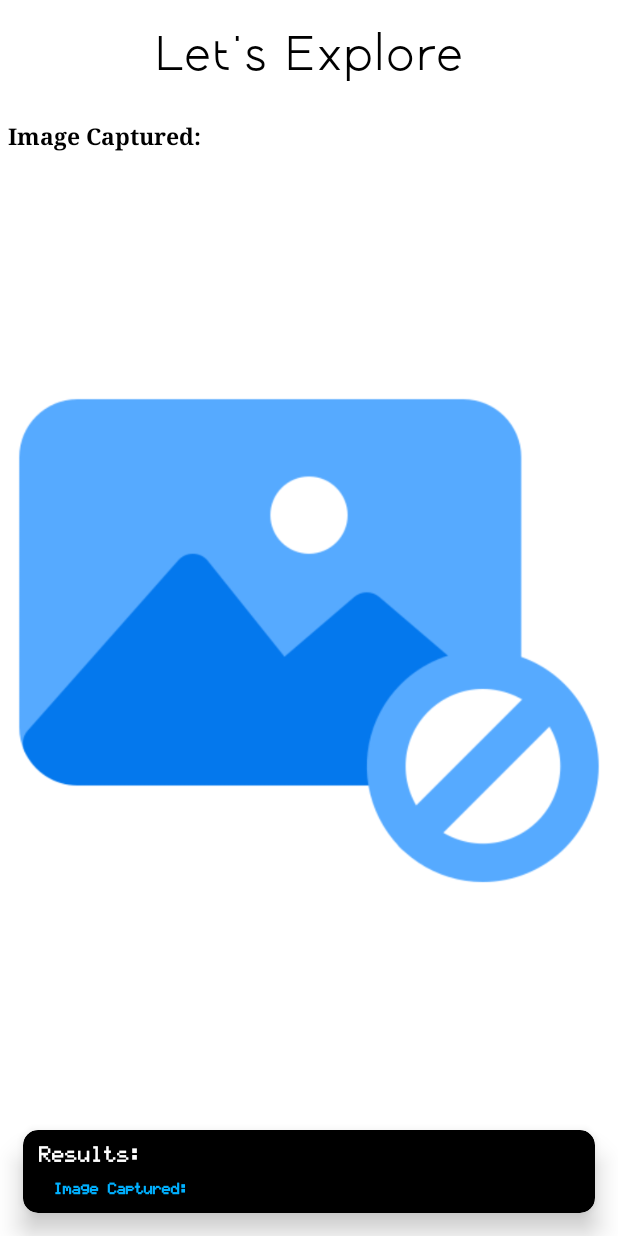
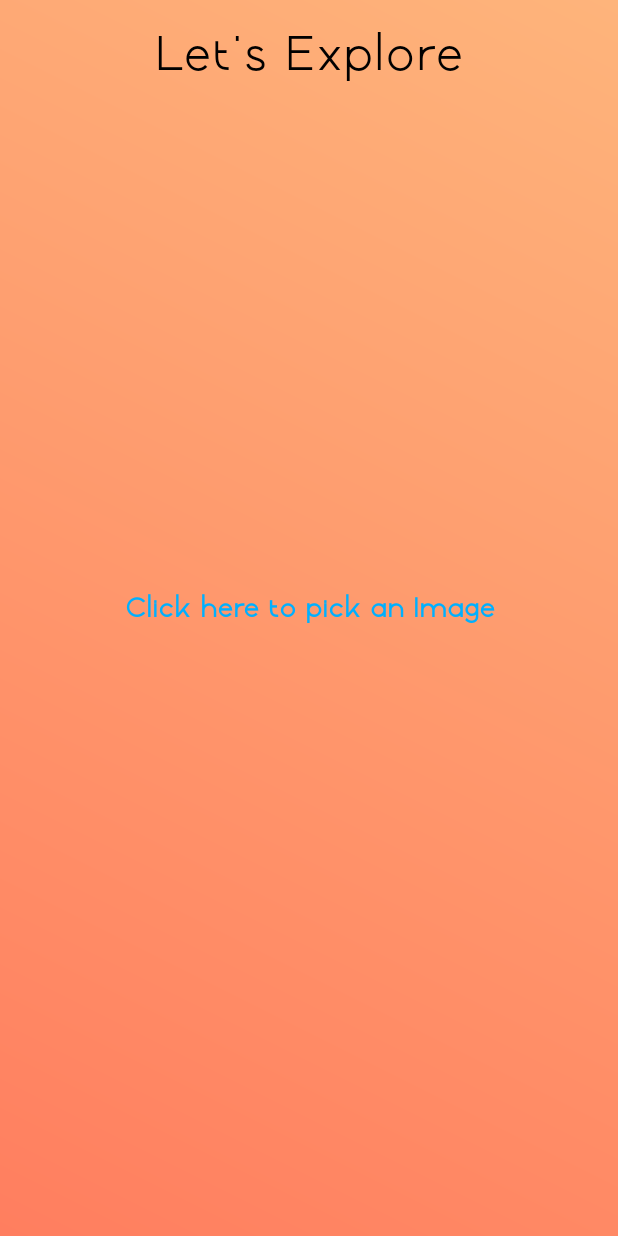
Before and after one commit to isarthaksharma1092/Scannify, an Android app: the faceFeature screen opened directly, with no data from a screen before it, on a phone screen of 412 x 824 dp. Run offline under Robolectric (Android 15) with nearby library versions, the phone set to English and light mode, and no system bars; libraries missing offline, so code that uses them is left out: androidx.camera.core, androidx.camera.lifecycle, androidx.camera.view, com.google.mlkit.vision.

Commit message:
- Integrating cameraX in Face Feature explorer. - Fixed some bugs. - Updated the UI

```diff
--- a/app/src/main/java/com/isarthaksharma/facefusion/faceFeature.kt
+++ b/app/src/main/java/com/isarthaksharma/facefusion/faceFeature.kt
@@ -1,58 +1,325 @@
 package com.isarthaksharma.facefusion
 
-import android.content.Intent
+import android.Manifest
+import android.content.ContentValues.TAG
+import android.content.pm.PackageManager
 import android.graphics.Bitmap
+import android.net.Uri
+import android.os.Build
 import android.os.Bundle
 import android.provider.MediaStore
+import android.provider.Telephony.Mms.Part.FILENAME
+import android.util.Log
+import android.view.View
 import android.widget.Toast
+import androidx.activity.result.PickVisualMediaRequest
+import androidx.activity.result.contract.ActivityResultContracts
+import androidx.appcompat.app.AlertDialog
 import androidx.appcompat.app.AppCompatActivity
+import androidx.camera.core.CameraSelector
+import androidx.camera.core.ImageCapture
+import androidx.camera.core.ImageCaptureException
+import androidx.camera.core.ImageProxy
+import androidx.camera.core.Preview
+import androidx.camera.lifecycle.ProcessCameraProvider
+import androidx.camera.view.LifecycleCameraController
+import androidx.camera.view.PreviewView
+import androidx.core.app.ActivityCompat
+import androidx.core.content.ContextCompat
 import androidx.core.view.ViewCompat
+import androidx.core.view.WindowCompat
 import androidx.core.view.WindowInsetsCompat
+import androidx.core.view.WindowInsetsControllerCompat
+import androidx.lifecycle.LifecycleOwner
 import com.google.mlkit.vision.common.InputImage
 import com.google.mlkit.vision.face.FaceDetection
 import com.google.mlkit.vision.face.FaceDetectorOptions
 import com.isarthaksharma.facefusion.databinding.ActivityFaceFeatureBinding
+import com.isarthaksharma.facefusion.databinding.CameraLayoutBinding
+import java.io.File
+import java.io.IOException
+import java.nio.file.Files.createFile
+import java.text.SimpleDateFormat
+import java.util.Locale
 
 class faceFeature : AppCompatActivity() {
-    private lateinit var faceBinding:ActivityFaceFeatureBinding
+    //permission CODE:
+    private val storagePermissionCode:Int = 1001
+    private val cameraPermissionCode:Int = 1002
+
+    //viewBinding
+    private lateinit var faceBinding: ActivityFaceFeatureBinding
+    private lateinit var cameraLayoutBinding: CameraLayoutBinding
+    private lateinit var imageCapture: ImageCapture
+
     override fun onCreate(savedInstanceState: Bundle?) {
         super.onCreate(savedInstanceState)
         faceBinding = ActivityFaceFeatureBinding.inflate(layoutInflater)
         setContentView(faceBinding.root)
+
+        // Make the status bar transparent
+        if (Build.VERSION.SDK_INT >= Build.VERSION_CODES.LOLLIPOP) {
+            window.statusBarColor = android.graphics.Color.TRANSPARENT
+        }
+
+        WindowCompat.setDecorFitsSystemWindows(window, false)
+        WindowInsetsControllerCompat(window, faceBinding.root).apply {
+            hide(WindowInsetsCompat.Type.systemBars())
+            systemBarsBehavior = WindowInsetsControllerCompat.BEHAVIOR_SHOW_TRANSIENT_BARS_BY_SWIPE
+        }
 
         ViewCompat.setOnApplyWindowInsetsListener(findViewById(R.id.main)) { v, insets ->
             val systemBars = insets.getInsets(WindowInsetsCompat.Type.systemBars())
             v.setPadding(systemBars.left, systemBars.top, systemBars.right, systemBars.bottom)
             insets
         }
-        accessCamera()
+        showChoiceDialogBox()
+        // source choice
+        faceBinding.imageSelect.setOnClickListener{
+            showChoiceDialogBox()
+        }
+        // re-selecting source choice
+        faceBinding.reloadBtn.setOnClickListener {
+            showChoiceDialogBox()
         }
 
-    private fun accessCamera() {
-        val intent = Intent(MediaStore.ACTION_IMAGE_CAPTURE)
-        if(intent.resolveActivity(packageManager)!= null){
-            startActivityForResult(intent,1900)
+    }
 
+    //+++++++++++++++++++++++++++++++++++++++++++++++++++++++++++++++++++++++++++++++++++++++++++++..+++++++++++++++++++++++++++++++++++++++++++++++++++++++++++++++++
+    // hosts choices dialog box
+    private fun showChoiceDialogBox() {
+        val choice = arrayOf("Camera","Gallery")
+        val builder =AlertDialog.Builder(this)
+        builder.setTitle("Select the Source : ")
+        builder.setIcon(R.drawable.app_icon)
+        builder.setItems(choice){ _, which ->
+            when (which) {
+                0 -> launchCamera()
+                1 -> launchGallery()
+            }
+        }
+        builder.show()
+    }
+
+    //+++++++++++++++++++++++++++++++++++++++++++++++++++++++++++++++++++++++++++++++++++++++++++++..+++++++++++++++++++++++++++++++++++++++++++++++++++++++++++++++++
+    private fun launchCamera() {
+        if(ContextCompat.checkSelfPermission(this,Manifest.permission.CAMERA)!=PackageManager.PERMISSION_GRANTED){
+            ActivityCompat.requestPermissions(this, arrayOf(Manifest.permission.CAMERA),cameraPermissionCode)
         }else{
-            Toast.makeText(this,"Opps!\nSomething went wrong",Toast.LENGTH_LONG).show()
+            launch_CameraX()
+            Toast.makeText(this, "Working on CameraX", Toast.LENGTH_SHORT).show()
         }
     }
 
-    override fun onActivityResult(requestCode: Int, resultCode: Int, data: Intent?) {
-        super.onActivityResult(requestCode, resultCode, data)
+    private fun launch_CameraX() {
+        cameraLayoutBinding = CameraLayoutBinding.inflate(layoutInflater)
+        setContentView(cameraLayoutBinding.root)
+        var flagRotate: Boolean
 
-        if(requestCode == 1900 && resultCode == RESULT_OK && data != null){
-            val extras = data.extras
-            val bitmap = extras?.get("data") as? Bitmap
-            faceBinding.imageAfterProcessing.setImageBitmap(bitmap)
-            if (bitmap != null) {
-                faceBinding.imageAfterProcessing.setImageBitmap(bitmap)
-                detectFace(bitmap)
+        // Using CameraController
+        val cameraProviderFuture = ProcessCameraProvider.getInstance(this)
+
+        cameraProviderFuture.addListener(Runnable {
+            // CameraProvider
+            val cameraProvider: ProcessCameraProvider = cameraProviderFuture.get()
+
+            // Preview
+            val preview = Preview.Builder().build().also {
+                it.setSurfaceProvider(cameraLayoutBinding.viewFinder.surfaceProvider)
+            }
+
+            // ImageCapture
+            imageCapture = ImageCapture.Builder().build()
+
+            // Camera Selector
+            var cameraSelector = CameraSelector.DEFAULT_BACK_CAMERA
+            flagRotate = true
+
+            try {
+                // Unbind use cases before rebinding
+                cameraProvider.unbindAll()
+
+                // Bind use cases to camera
+                cameraProvider.bindToLifecycle(
+                    this as LifecycleOwner,
+                    cameraSelector,
+                    preview,
+                    imageCapture
+                )
+            } catch (exc: Exception) {
+                Log.e(TAG, "Use case binding failed", exc)
+            }
+
+            // Rotation screen
+            cameraLayoutBinding.cameraRotate.setOnClickListener {
+                cameraSelector = if (flagRotate) {
+                    CameraSelector.DEFAULT_FRONT_CAMERA
+                } else {
+                    CameraSelector.DEFAULT_BACK_CAMERA
+                }
+                flagRotate = !flagRotate
+
+                try {
+                    // Unbind all use cases before rebinding
+                    cameraProvider.unbindAll()
+
+                    // Bind use cases to camera
+                    cameraProvider.bindToLifecycle(
+                        this as LifecycleOwner,
+                        cameraSelector,
+                        preview,
+                        imageCapture
+                    )
+                } catch (exc: Exception) {
+                    Log.e(TAG, "Use case binding failed", exc)
+                }
+            }
+
+            // Capture button
+            cameraLayoutBinding.captureButton.setOnClickListener {
+                captureImage()
+            }
+
+        }, ContextCompat.getMainExecutor(this))
+    }
+
+    private fun captureImage() {
+        setContentView(faceBinding.root)
+
+        val outputDirectory = getOutputDirectory()
+        val photoFile = createFile(outputDirectory, "yyyyMMdd_HHmmss", ".jpg")
+        val outputOptions = ImageCapture.OutputFileOptions.Builder(photoFile).build()
+
+        imageCapture.takePicture(
+            outputOptions,
+            ContextCompat.getMainExecutor(this),
+            object : ImageCapture.OnImageSavedCallback {
+                override fun onImageSaved(outputFileResults: ImageCapture.OutputFileResults) {
+                    val savedUri = Uri.fromFile(photoFile)
+                    processImageUri(savedUri)
+                    faceBinding.CaptureHeading.visibility = View.VISIBLE
+                    faceBinding.imgCaptured.visibility = View.VISIBLE
+                    faceBinding.imageSelect.visibility = View.GONE
+                    faceBinding.imageAfterProcessing.setImageURI(savedUri)
+                    faceBinding.imageAfterProcessing.visibility = View.VISIBLE
+                    faceBinding.ResultBox.visibility = View.VISIBLE
+                    Toast.makeText(this@faceFeature, "Image Captured", Toast.LENGTH_SHORT).show()
+                }
+
+                override fun onError(exception: ImageCaptureException) {
+                    Log.e(TAG, "Image capture failed: ${exception.message}", exception)
+                    Toast.makeText(this@faceFeature, "Image capture failed: ${exception.message}", Toast.LENGTH_SHORT).show()
+                }
+            }
+        )
+    }
+
+
+    private fun getOutputDirectory(): File {
+        val mediaDir = externalMediaDirs.firstOrNull()?.let {
+            File(it, "scannify").apply { mkdirs() }
+        }
+        return if (mediaDir != null && mediaDir.exists()) mediaDir else filesDir
+    }
+
+    private fun createFile(baseFolder: File, format: String, extension: String): File {
+        val timestamp = SimpleDateFormat(format, Locale.US).format(System.currentTimeMillis())
+        return File(baseFolder, "$timestamp$extension")
+    }
+
+
+    //+++++++++++++++++++++++++++++++++++++++++++++++++++++++++++++++++++++++++++++++++++++++++++++..+++++++++++++++++++++++++++++++++++++++++++++++++++++++++++++++++
+    //Gallery Permission and Selection
+    //if greater than android 13 use ReadMediaImages else use External storage
+//    private fun launchGallery() {
+//        if (Build.VERSION.SDK_INT >= Build.VERSION_CODES.TIRAMISU) {
+//            if (ContextCompat.checkSelfPermission(this, Manifest.permission.READ_MEDIA_IMAGES) != PackageManager.PERMISSION_GRANTED) {
+//                ActivityCompat.requestPermissions(this,
+//                    arrayOf(Manifest.permission.READ_MEDIA_IMAGES), storagePermissionCode)
+//            } else {
+//                imagePicker.launch(PickVisualMediaRequest(ActivityResultContracts.PickVisualMedia.ImageOnly))
+//            }
+//        } else {
+//            if (ContextCompat.checkSelfPermission(this, Manifest.permission.READ_EXTERNAL_STORAGE) != PackageManager.PERMISSION_GRANTED) {
+//                ActivityCompat.requestPermissions(this,
+//                    arrayOf(Manifest.permission.READ_EXTERNAL_STORAGE), storagePermissionCode)
+//            } else {
+//                imagePicker.launch(PickVisualMediaRequest(ActivityResultContracts.PickVisualMedia.ImageOnly))
+//            }
+//        }
+//    }
+    private fun launchGallery() {
+        val permission = if (Build.VERSION.SDK_INT >= Build.VERSION_CODES.TIRAMISU) {
+            Manifest.permission.READ_MEDIA_IMAGES
+        } else {
+            Manifest.permission.READ_EXTERNAL_STORAGE
+        }
+
+        if (ContextCompat.checkSelfPermission(this, permission) != PackageManager.PERMISSION_GRANTED) {
+            ActivityCompat.requestPermissions(this, arrayOf(permission), storagePermissionCode)
+        } else {
+            openGallery()
+        }
+    }
+    private fun openGallery() {
+        imagePicker.launch(PickVisualMediaRequest(ActivityResultContracts.PickVisualMedia.ImageOnly))
+    }
+
+
+
+    // image Picker
+    private val imagePicker = registerForActivityResult(ActivityResultContracts.PickVisualMedia()){ uri->
+        if(uri != null){
+            //after picking image setting on the screen
+            faceBinding.imageSelect.visibility = View.GONE
+            processImageUri(uri)
+            Toast.makeText(this, "Processing Image.......", Toast.LENGTH_SHORT).show()
+            faceBinding.imageAfterProcessing.setImageURI(uri)
+            faceBinding.imageAfterProcessing.visibility = View.VISIBLE
+            faceBinding.ResultBox.visibility = View.VISIBLE
+        }else{
+            Toast.makeText(this,"No Image was selected",Toast.LENGTH_SHORT).show()
+        }
+    }
+
+
+
+    // Camera & Storage
+    override fun onRequestPermissionsResult(requestCode: Int, permissions: Array<out String>, grantResults: IntArray) {
+        super.onRequestPermissionsResult(requestCode, permissions, grantResults)
+        when (requestCode) {
+            storagePermissionCode -> {
+                if (requestCode == storagePermissionCode) {
+                    if (grantResults.isNotEmpty() && grantResults[0] == PackageManager.PERMISSION_GRANTED) {
+                        openGallery()
+                    } else {
+                        // Handle the case where the user denied the permission
+                        Toast.makeText(this, "Permission denied", Toast.LENGTH_SHORT).show()
+                    }
+                }
+            }
+            cameraPermissionCode->{
+                if(grantResults.isNotEmpty() && grantResults[0] == PackageManager.PERMISSION_GRANTED){
+                    launchCamera()
+                }else{
+                    Toast.makeText(this, "Camera permission Denied", Toast.LENGTH_SHORT).show()
+                }
             }
         }
     }
 
-    private fun detectFace(bitmap: Bitmap?) {
+    //+++++++++++++++++++++++++++++++++++++++++++++++++++++++++++++++++++++++++++++++++++++++++++++..+++++++++++++++++++++++++++++++++++++++++++++++++++++++++++++++++
+    // face Detection algo
+    private fun processImageUri(uri: Uri) {
+        try {
+            val bitmap = MediaStore.Images.Media.getBitmap(this.contentResolver, uri)
+            detectFace(bitmap)
+        } catch (e: IOException) {
+            Toast.makeText(this, "Failed to load image", Toast.LENGTH_SHORT).show()
+        }
+    }
+
+    private fun detectFace(bitmap: Bitmap) {
         val highAccuracyOpts = FaceDetectorOptions.Builder()
             .setPerformanceMode(FaceDetectorOptions.PERFORMANCE_MODE_ACCURATE)
             .setLandmarkMode(FaceDetectorOptions.LANDMARK_MODE_ALL)
@@ -60,35 +327,33 @@ class faceFeature : AppCompatActivity() {
             .build()
 
         val detector = FaceDetection.getClient(highAccuracyOpts)
-        val image = bitmap?.let { InputImage.fromBitmap(it, 0) }
+        val image = InputImage.fromBitmap(bitmap, 0)
 
-        val result = image?.let {
-            detector.process(it)
+        detector.process(image)
             .addOnSuccessListener { faces ->
-                    // Task completed successfully
-                    var resultText = " "
-                    var collectedStr:String = " "
+                var resultText = ""
+                var collectedStr: String
                 var i = 1
-                    for(face in faces){
-                        collectedStr = "Face Number :$i " +
+                for (face in faces) {
+                    collectedStr = "\nFace Number :$i " +
                             "\nSmiling : ${face.smilingProbability?.times(100)}%" +
                             "\nLeft Eye Opened: ${face.leftEyeOpenProbability?.times(100)}%" +
                             "\nRight Eye Opened: ${face.rightEyeOpenProbability?.times(100)}%" +
-                                "\n\n "
+                            "\n\n"
                     i++
                     resultText += collectedStr
                 }
-                    if(faces.isEmpty()){
+
+                if (faces.isEmpty()) {
                     faceBinding.textResultMsg.text = "NO FACE was detected\nPlease Retry"
-                    }else{
+                } else {
                     faceBinding.textResultMsg.text = resultText
-                        Toast.makeText(this,resultText,Toast.LENGTH_LONG).show()
+                    Toast.makeText(this, resultText, Toast.LENGTH_LONG).show()
                 }
             }
             .addOnFailureListener { e ->
-                    // Task failed with an exception
-                    Toast.makeText(this,"Something went wrong\n ${e.message}",Toast.LENGTH_LONG).show()
+                Toast.makeText(this, "Something went wrong\n ${e.message}", Toast.LENGTH_LONG).show()
             }
     }
+
 }
-}
--- /dev/null
+++ b/app/src/main/res/drawable/background_gradient.xml
@@ -0,0 +1,10 @@
+<?xml version="1.0" encoding="utf-8"?>
+<shape android:shape="rectangle"
+    xmlns:android="http://schemas.android.com/apk/res/android">
+
+    <gradient
+        android:angle="45"
+        android:startColor="#ff7e5f"
+        android:endColor="#feb47b"
+        android:type="linear" />
+</shape>
--- a/app/src/main/res/layout/activity_face_feature.xml
+++ b/app/src/main/res/layout/activity_face_feature.xml
@@ -1,89 +1,123 @@
 <?xml version="1.0" encoding="utf-8"?>
-<LinearLayout
-    xmlns:android="http://schemas.android.com/apk/res/android"
+<ScrollView xmlns:android="http://schemas.android.com/apk/res/android"
     xmlns:app="http://schemas.android.com/apk/res-auto"
     xmlns:tools="http://schemas.android.com/tools"
     android:id="@+id/main"
-    android:orientation="vertical"
     android:layout_width="match_parent"
     android:layout_height="match_parent"
+    android:background="@drawable/background_gradient"
+    android:orientation="vertical"
     tools:context=".faceFeature">
 
+    <LinearLayout
+        android:layout_width="match_parent"
+        android:layout_height="match_parent"
+        android:orientation="vertical">
 
         <TextView
             android:layout_width="match_parent"
             android:layout_height="wrap_content"
-            android:gravity="center"
-            android:textSize="32sp"
             android:layout_marginTop="15dp"
             android:fontFamily="@font/gatte_modern_medium"
-            android:text="Let's Explore" />
+            android:gravity="center"
+            android:text="Let's Explore"
+            android:textSize="32sp" />
+
+        <LinearLayout
+            android:id="@+id/CaptureHeading"
+            android:layout_width="match_parent"
+            android:layout_height="50dp"
+            android:visibility="gone"
+            android:layout_marginTop="15dp"
+            android:orientation="horizontal">
 
             <TextView
                 android:id="@+id/imgCaptured"
                 android:layout_width="wrap_content"
                 android:layout_height="wrap_content"
-        android:layout_marginTop="25dp"
+                android:layout_gravity="center"
+                android:layout_marginHorizontal="5dp"
+                android:layout_weight="1"
+                android:fontFamily="serif"
+                android:text="Image Captured: "
                 android:textSize="15sp"
-        android:layout_marginHorizontal="5dp"
-        android:fontFamily="serif"
-        android:textStyle="bold"
-        android:text="Image Captured: " />
+                android:textStyle="bold" />
 
+            <ImageButton
+                android:id="@+id/reloadBtn"
+                android:layout_width="40dp"
+                android:layout_height="40dp"
+                android:layout_margin="3dp"
+                android:clickable="true"
+                android:background="@drawable/reload" />
+        </LinearLayout>
+
+        <!--        image Viewer-->
         <ImageView
             android:id="@+id/imageAfterProcessing"
             android:layout_width="match_parent"
             android:layout_height="wrap_content"
+            android:layout_marginTop="10dp"
             android:layout_weight="1"
-        android:layout_marginTop="2dp"
-        android:scaleType="fitCenter"
             android:adjustViewBounds="true"
             android:backgroundTint="?android:windowBackground"
-        android:src="@drawable/no_image" />
+            android:scaleType="fitCenter"
+            android:src="@drawable/no_image"
+            android:visibility="gone"/>
+
+        <!--        text to pick image-->
+        <TextView
+            android:id="@+id/imageSelect"
+            android:layout_width="match_parent"
+            android:layout_height="700dp"
+            android:layout_gravity="center"
+            android:layout_marginBottom="20dp"
+            android:fontFamily="@font/gatte_modern_medium"
+            android:gravity="center"
+            android:text="Click here to pick an Image"
+            android:textColor="@color/blue"
+            android:textSize="18sp"
+            android:textStyle="bold"
+            android:visibility="visible" />
 
         <androidx.cardview.widget.CardView
             android:id="@+id/ResultBox"
             android:layout_width="match_parent"
             android:layout_height="wrap_content"
             android:layout_margin="15dp"
+            android:backgroundTint="?android:windowBackground"
             android:theme="@style/Theme.FaceFusion.cardview"
+            android:visibility="gone"
             app:cardCornerRadius="10dp"
-        app:cardElevation="10dp"
-        android:backgroundTint="?android:windowBackground">
+            app:cardElevation="10dp">
 
-        <ScrollView
-            android:layout_width="match_parent"
-            android:layout_height="wrap_content">
-
-        </ScrollView>
             <LinearLayout
                 android:layout_width="match_parent"
                 android:layout_height="match_parent"
                 android:orientation="vertical">
 
-
                 <TextView
                     android:layout_width="match_parent"
                     android:layout_height="wrap_content"
+                    android:layout_marginStart="10dp"
+                    android:layout_marginTop="10dp"
                     android:fontFamily="@font/block_solid"
                     android:text="Results:"
-                android:layout_marginTop="10dp"
-                android:textColor="?android:colorBackground"
-                android:layout_marginStart="10dp" />
+                    android:textColor="?android:colorBackground" />
 
                 <TextView
                     android:id="@+id/textResultMsg"
                     android:layout_width="match_parent"
                     android:layout_height="wrap_content"
                     android:layout_marginVertical="10dp"
-                android:textSize="10sp"
-                android:textColor="?android:textColor"
                     android:layout_marginStart="20dp"
                     android:fontFamily="@font/block_solid"
-                android:textStyle="bold"
-                android:text="Image Captured: " />
+                    android:text="Image Captured: NULL "
+                    android:textColor="?android:textColor"
+                    android:textSize="10sp"
+                    android:textStyle="bold" />
             </LinearLayout>
 
         </androidx.cardview.widget.CardView>
-
     </LinearLayout>
+</ScrollView>
--- a/gradle/libs.versions.toml
+++ b/gradle/libs.versions.toml
@@ -1,5 +1,5 @@
 [versions]
-agp = "8.4.1"
+agp = "8.6.0"
 kotlin = "1.9.0"
 coreKtx = "1.13.1"
 junit = "4.13.2"
```
Also changed, not shown: app/build.gradle.kts (+22 -13 lines), app/src/main/AndroidManifest.xml (+30 -10 lines), app/src/main/java/com/isarthaksharma/facefusion/MainActivity.kt (+19 -10 lines), app/src/main/res/layout/activity_text_feature.xml (+54 -23 lines), app/src/main/res/layout/camera_layout.xml (added, +49 -0 lines), app/src/main/res/drawable/camera_capture.png (added), app/src/main/res/drawable/camera_rotate.png (added), app/src/main/res/drawable/reload.png, gradle/wrapper/gradle-wrapper.properties. Lines whose indentation alone changed are shown as unchanged.
